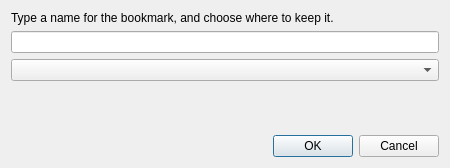
This is src/views/browser/addbookmarkdialog.ui in trailblazing/tute as Qt 5 draws it before an edit. The edited form follows.
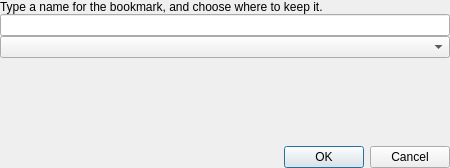
This is the edited form.

Patch:
```diff
--- a/src/views/browser/addbookmarkdialog.ui
+++ b/src/views/browser/addbookmarkdialog.ui
@@ -14,8 +14,26 @@
    <string>Add Bookmark</string>
   </property>
   <layout class="QVBoxLayout" name="verticalLayout">
+   <property name="spacing">
+    <number>0</number>
+   </property>
+   <property name="leftMargin">
+    <number>0</number>
+   </property>
+   <property name="topMargin">
+    <number>0</number>
+   </property>
+   <property name="rightMargin">
+    <number>0</number>
+   </property>
+   <property name="bottomMargin">
+    <number>0</number>
+   </property>
    <item>
     <widget class="QLabel" name="label">
+     <property name="lineWidth">
+      <number>0</number>
+     </property>
      <property name="text">
       <string>Type a name for the bookmark, and choose where to keep it.</string>
      </property>
```
